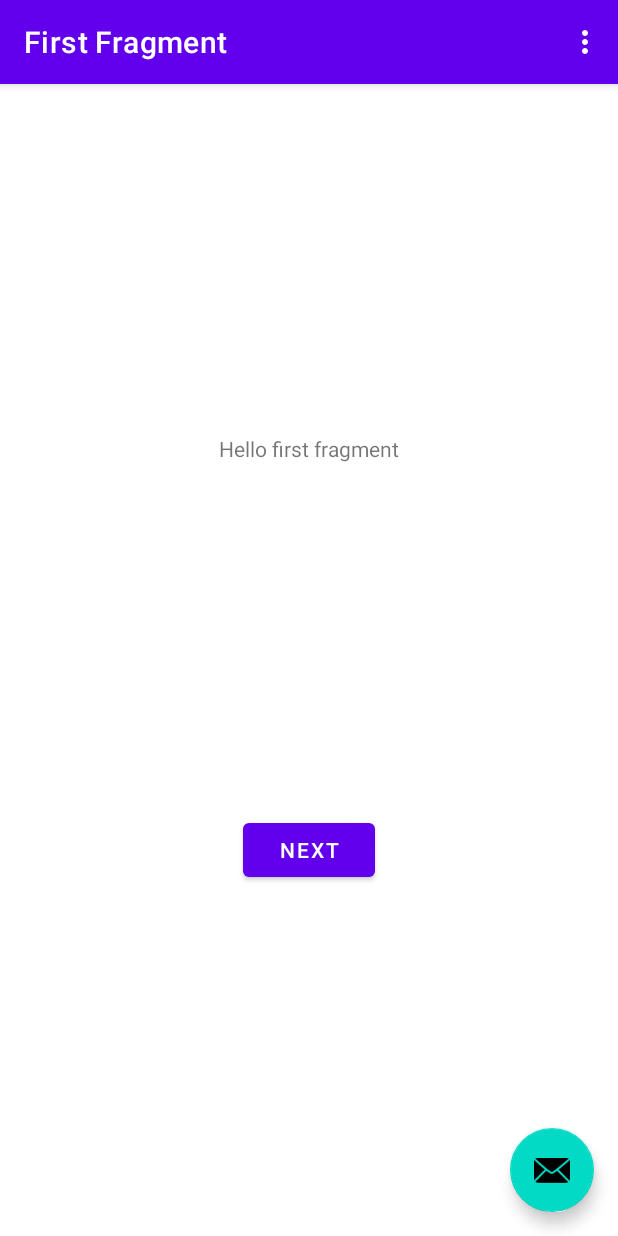
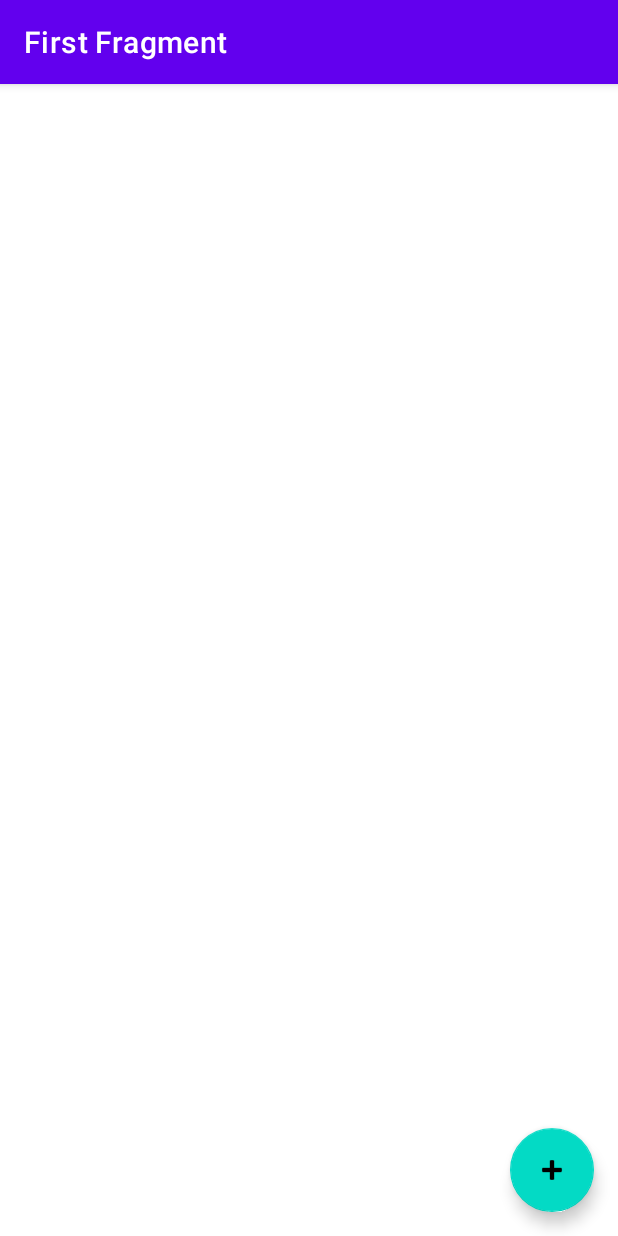
Before and after one commit to amezal/MediaUpload, an Android app: the screen it shows after launch (MainActivity), on a phone screen of 412 x 824 dp. Run offline under Robolectric (Android 15) with nearby library versions, the phone set to English and light mode, and no system bars; our stand-ins replace navigation-ui.

```diff
--- a/app/src/main/java/ni/edu/uca/mediaupload/FirstFragment.kt
+++ b/app/src/main/java/ni/edu/uca/mediaupload/FirstFragment.kt
@@ -31,10 +31,6 @@ class FirstFragment : Fragment() {
 
     override fun onViewCreated(view: View, savedInstanceState: Bundle?) {
         super.onViewCreated(view, savedInstanceState)
-
-        binding.buttonFirst.setOnClickListener {
-            findNavController().navigate(R.id.action_FirstFragment_to_SecondFragment)
-        }
     }
 
     override fun onDestroyView() {
--- a/app/src/main/java/ni/edu/uca/mediaupload/MainActivity.kt
+++ b/app/src/main/java/ni/edu/uca/mediaupload/MainActivity.kt
@@ -34,11 +34,6 @@ class MainActivity : AppCompatActivity() {
         }
     }
 
-    override fun onCreateOptionsMenu(menu: Menu): Boolean {
-        // Inflate the menu; this adds items to the action bar if it is present.
-        menuInflater.inflate(R.menu.menu_main, menu)
-        return true
-    }
 
     override fun onOptionsItemSelected(item: MenuItem): Boolean {
         // Handle action bar item clicks here. The action bar will
--- a/app/src/main/res/layout/activity_main.xml
+++ b/app/src/main/res/layout/activity_main.xml
@@ -29,6 +29,6 @@
         android:layout_gravity="bottom|end"
         android:layout_marginEnd="@dimen/fab_margin"
         android:layout_marginBottom="16dp"
-        app:srcCompat="@android:drawable/ic_dialog_email" />
+        app:srcCompat="@android:drawable/ic_input_add" />
 
 </androidx.coordinatorlayout.widget.CoordinatorLayout>
--- a/app/src/main/res/layout/fragment_first.xml
+++ b/app/src/main/res/layout/fragment_first.xml
@@ -6,23 +6,4 @@
     android:layout_height="match_parent"
     tools:context=".FirstFragment">
 
-    <TextView
-        android:id="@+id/textview_first"
-        android:layout_width="wrap_content"
-        android:layout_height="wrap_content"
-        android:text="@string/hello_first_fragment"
-        app:layout_constraintBottom_toTopOf="@id/button_first"
-        app:layout_constraintEnd_toEndOf="parent"
-        app:layout_constraintStart_toStartOf="parent"
-        app:layout_constraintTop_toTopOf="parent" />
-
-    <Button
-        android:id="@+id/button_first"
-        android:layout_width="wrap_content"
-        android:layout_height="wrap_content"
-        android:text="@string/next"
-        app:layout_constraintBottom_toBottomOf="parent"
-        app:layout_constraintEnd_toEndOf="parent"
-        app:layout_constraintStart_toStartOf="parent"
-        app:layout_constraintTop_toBottomOf="@id/textview_first" />
 </androidx.constraintlayout.widget.ConstraintLayout>
```
